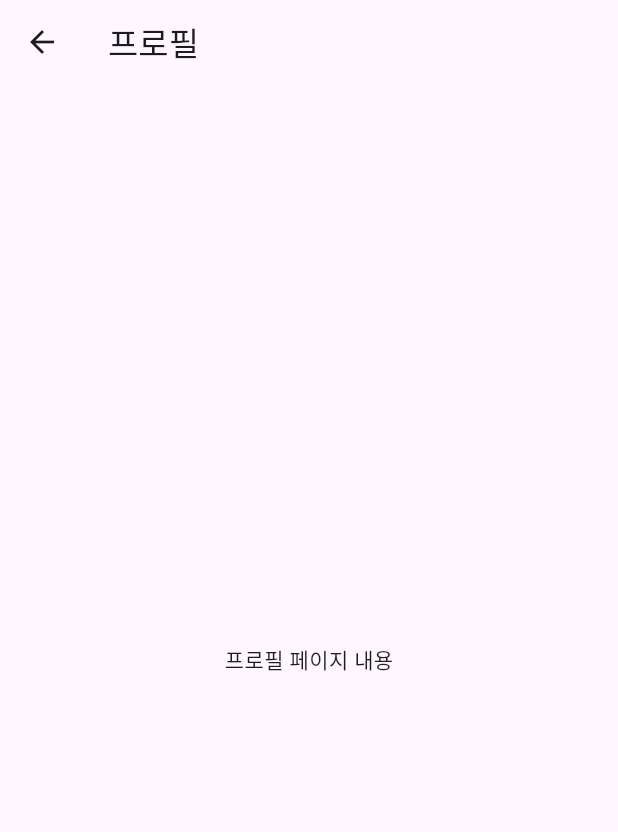
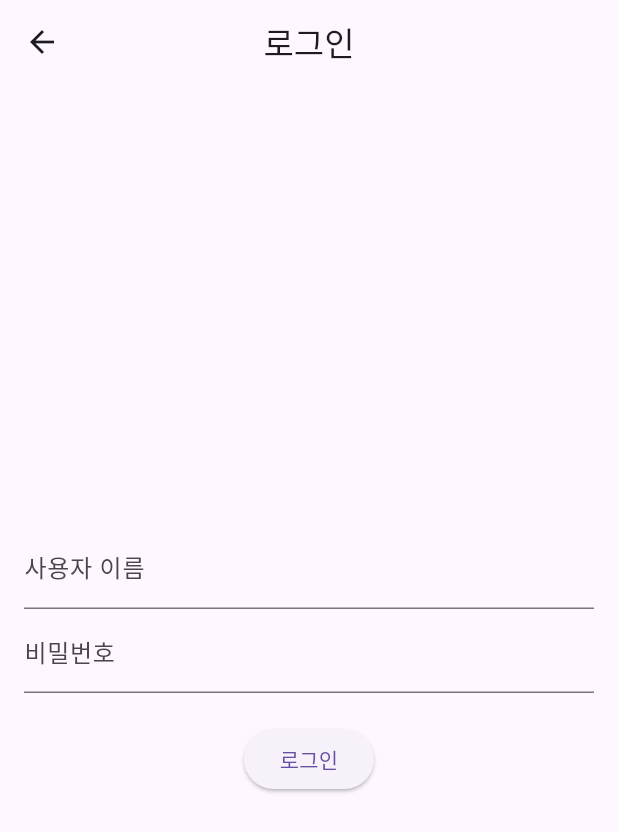
Before and after one commit to kys7442/ex8, a Flutter app: the screen it shows after launch, scrolled down 576 dp, after a tap on the "menu" icon, after a tap on "프로필", on a phone screen of 412 x 824 dp. Shown: the top 832 px of the screen. Run offline on Flutter 3.47's test engine with Material 3 defaults, Android fonts, the phone set to English and light mode, and no system bars; our stand-ins replace flutter_dotenv; network calls fail.

Commit message:
기능별 페이지 분리 로그인 기능 추가

```diff
--- a/lib/screens/bible_page.dart
+++ b/lib/screens/bible_page.dart
@@ -55,7 +55,8 @@ class _BiblePageState extends State<BiblePage> {
       length: 2,
       child: Scaffold(
         appBar: AppBar(
-          title: Text("성경"),
+          title: Text("성경책"),
+          centerTitle: true,
           bottom: TabBar(
             tabs: [
               Tab(text: '구약'),
--- a/lib/screens/home_page.dart
+++ b/lib/screens/home_page.dart
@@ -4,15 +4,30 @@ import 'etc1_page.dart';
 import 'etc2_page.dart';
 import 'etc3_page.dart';
 import 'settings_page.dart';
+import 'login_page.dart';
 
-class HomePage extends StatelessWidget {
+class HomePage extends StatefulWidget {
   const HomePage({super.key});
+
+  @override
+  _HomePageState createState() => _HomePageState();
+}
+
+class _HomePageState extends State<HomePage> {
+  bool isLoggedIn = false; // 로그인 여부를 저장하는 변수
+
+  void _logout() {
+    setState(() {
+      isLoggedIn = false; // 로그아웃 처리
+    });
+  }
 
   @override
   Widget build(BuildContext context) {
     return Scaffold(
       appBar: AppBar(
         title: Text('1일1장'),
+        centerTitle: true,
         leading: Builder(
           builder: (context) {
             return IconButton(
@@ -33,6 +48,11 @@ class HomePage extends StatelessWidget {
               );
             },
           ),
+          if (isLoggedIn) // 로그인 된 경우에만 로그아웃 버튼 표시
+            IconButton(
+              icon: Icon(Icons.logout),
+              onPressed: _logout,
+            ),
         ],
       ),
       drawer: Drawer(
@@ -52,10 +72,24 @@ class HomePage extends StatelessWidget {
               leading: Icon(Icons.person),
               title: Text('프로필'),
               onTap: () {
-                Navigator.push(
-                  context,
-                  MaterialPageRoute(builder: (context) => ProfilePage()),
-                );
+                if (isLoggedIn) {
+                  Navigator.push(
+                    context,
+                    MaterialPageRoute(builder: (context) => ProfilePage()),
+                  );
+                } else {
+                  Navigator.push(
+                    context,
+                    MaterialPageRoute(
+                        builder: (context) => LoginPage(
+                          onLoginSuccess: () {
+                            setState(() {
+                              isLoggedIn = true;
+                            });
+                          },
+                        )),
+                  );
+                }
               },
             ),
             ListTile(
--- a/lib/screens/hymn_page.dart
+++ b/lib/screens/hymn_page.dart
@@ -57,7 +57,10 @@ class _HymnPageState extends State<HymnPage> {
   @override
   Widget build(BuildContext context) {
     return Scaffold(
-      appBar: AppBar(title: Text('찬송가')),
+      appBar: AppBar(
+        title: Text('찬송가'),
+        centerTitle: true, // 제목을 중앙에 배치
+      ),
       body: isLoading
           ? Center(child: CircularProgressIndicator())
           : errorMessage.isNotEmpty
--- /dev/null
+++ b/lib/screens/login_page.dart
@@ -0,0 +1,66 @@
+import 'package:flutter/material.dart';
+import 'profile_page.dart';
+
+class LoginPage extends StatefulWidget {
+  final VoidCallback onLoginSuccess;
+
+  LoginPage({required this.onLoginSuccess});
+
+  @override
+  _LoginPageState createState() => _LoginPageState();
+}
+
+class _LoginPageState extends State<LoginPage> {
+  final TextEditingController _usernameController = TextEditingController();
+  final TextEditingController _passwordController = TextEditingController();
+
+  void _login() {
+    String username = _usernameController.text;
+    String password = _passwordController.text;
+
+    if (username == 'admin' && password == '1234') {
+      widget.onLoginSuccess(); // 로그인 성공 시 콜백 호출
+      Navigator.pushReplacement(
+        context,
+        MaterialPageRoute(builder: (context) => ProfilePage()),
+      );
+    } else {
+      // 로그인 실패 시 스낵바 메시지 표시
+      ScaffoldMessenger.of(context).showSnackBar(
+        SnackBar(content: Text('로그인 정보가 올바르지 않습니다.')),
+      );
+    }
+  }
+
+  @override
+  Widget build(BuildContext context) {
+    return Scaffold(
+      appBar: AppBar(
+        title: Text('로그인'),
+        centerTitle: true,
+      ),
+      body: Padding(
+        padding: const EdgeInsets.all(16.0),
+        child: Column(
+          mainAxisAlignment: MainAxisAlignment.center,
+          children: [
+            TextField(
+              controller: _usernameController,
+              decoration: InputDecoration(labelText: '사용자 이름'),
+            ),
+            TextField(
+              controller: _passwordController,
+              decoration: InputDecoration(labelText: '비밀번호'),
+              obscureText: true,
+            ),
+            SizedBox(height: 20),
+            ElevatedButton(
+              onPressed: _login,
+              child: Text('로그인'),
+            ),
+          ],
+        ),
+      ),
+    );
+  }
+}
```
